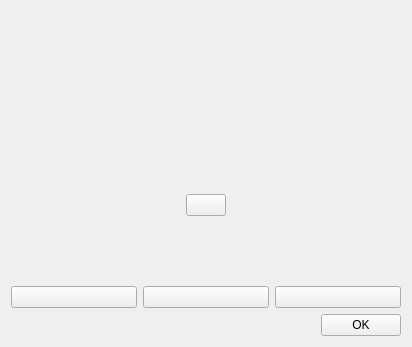
Above: form/qt_start_setup.ui from KonstantIMP/marshmallow_gif before the change. Below: the same form after it.
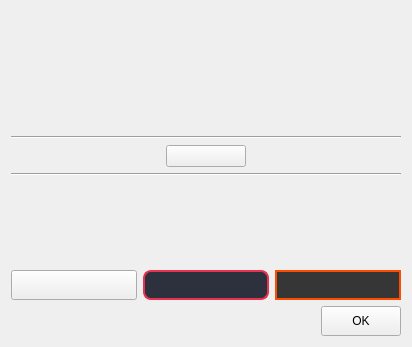
That is the form after the change.

The edit to the form file:
```diff
--- a/form/qt_start_setup.ui
+++ b/form/qt_start_setup.ui
@@ -13,6 +13,8 @@
   <property name="windowTitle">
    <string>Form</string>
   </property>
+  <layout class="QVBoxLayout" name="verticalLayout_6">
+   <item>
   <layout class="QVBoxLayout" name="verticalLayout_5">
    <item>
     <layout class="QHBoxLayout" name="horizontalLayout_2">
@@ -56,11 +58,26 @@
    </item>
    <item>
     <widget class="QLabel" name="thank_msg">
+       <property name="maximumSize">
+        <size>
+         <width>16777215</width>
+         <height>50</height>
+        </size>
+       </property>
      <property name="text">
       <string/>
      </property>
      <property name="alignment">
       <set>Qt::AlignCenter</set>
+       </property>
+      </widget>
+     </item>
+    </layout>
+   </item>
+   <item>
+    <widget class="Line" name="line">
+     <property name="orientation">
+      <enum>Qt::Horizontal</enum>
      </property>
     </widget>
    </item>
@@ -81,6 +98,12 @@
      </item>
      <item>
       <widget class="QPushButton" name="lang_btn">
+       <property name="minimumSize">
+        <size>
+         <width>80</width>
+         <height>0</height>
+        </size>
+       </property>
        <property name="text">
         <string/>
        </property>
@@ -101,6 +124,13 @@
      </item>
     </layout>
    </item>
+   <item>
+    <widget class="Line" name="line_2">
+     <property name="orientation">
+      <enum>Qt::Horizontal</enum>
+     </property>
+    </widget>
+   </item>
    <item>
     <layout class="QVBoxLayout" name="verticalLayout_4">
      <item>
@@ -129,6 +159,12 @@
          </item>
          <item>
           <widget class="QPushButton" name="system_btn">
+           <property name="minimumSize">
+            <size>
+             <width>0</width>
+             <height>30</height>
+            </size>
+           </property>
            <property name="text">
             <string/>
            </property>
@@ -150,6 +186,37 @@
          </item>
          <item>
           <widget class="QPushButton" name="marsh_btn">
+           <property name="minimumSize">
+            <size>
+             <width>0</width>
+             <height>30</height>
+            </size>
+           </property>
+           <property name="styleSheet">
+            <string notr="true">QPushButton{
+	font-family: &quot;Comic Sans MS&quot;, &quot;Arial&quot;, &quot;Hack&quot;;
+    font-size: 14px;
+
+    background-color: #2d313d;
+
+    color: #ffffff;
+
+    border-radius: 8px;
+    border: 2px solid #e8324f;
+}
+QPushButton:hover{
+	background-color: #ffffff;
+
+    color: #2d313d;
+}
+QPushButton:pressed{
+	background-color: #ffffff;
+
+    color: #e8324f;
+
+    border-color: #ffffff;
+}</string>
+           </property>
            <property name="text">
             <string/>
            </property>
@@ -171,6 +238,37 @@
          </item>
          <item>
           <widget class="QPushButton" name="or_btn">
+           <property name="minimumSize">
+            <size>
+             <width>0</width>
+             <height>30</height>
+            </size>
+           </property>
+           <property name="styleSheet">
+            <string notr="true">QPushButton{
+	font-family: &quot;DejaVu Sans&quot;, &quot;Georgia&quot;;
+    font-size: 14px;
+
+    background-color: #363636;
+
+    color: #ffffff;
+
+    border-radius: 0px;
+    border: 2px solid #ff4d00;
+}
+QPushButton:hover{
+	background-color: #ff4d00;
+
+    border-color: #363636;
+}
+QPushButton:pressed{
+	background-color: #ffffff;
+
+    color: #ff4d00;
+
+    border-color: #363636;
+}</string>
+           </property>
            <property name="text">
             <string/>
            </property>
@@ -199,6 +297,12 @@
      </item>
      <item>
       <widget class="QPushButton" name="ok_btn">
+       <property name="minimumSize">
+        <size>
+         <width>80</width>
+         <height>30</height>
+        </size>
+       </property>
        <property name="text">
         <string>OK</string>
        </property>
```
Lines whose indentation alone changed are shown as unchanged.
